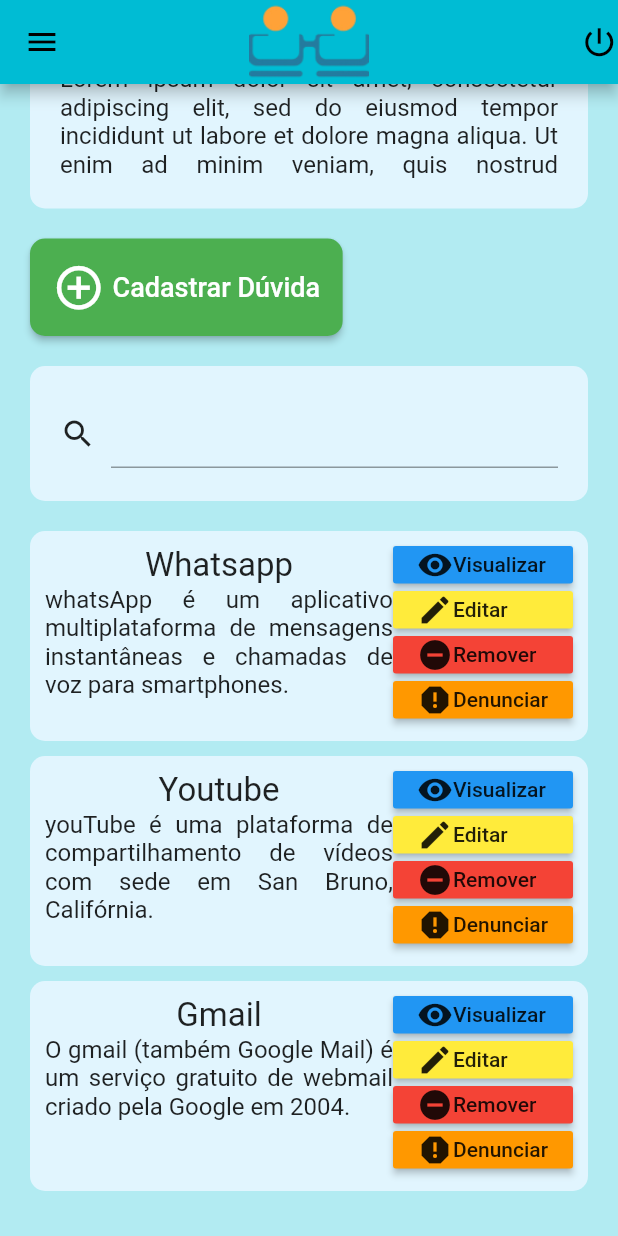
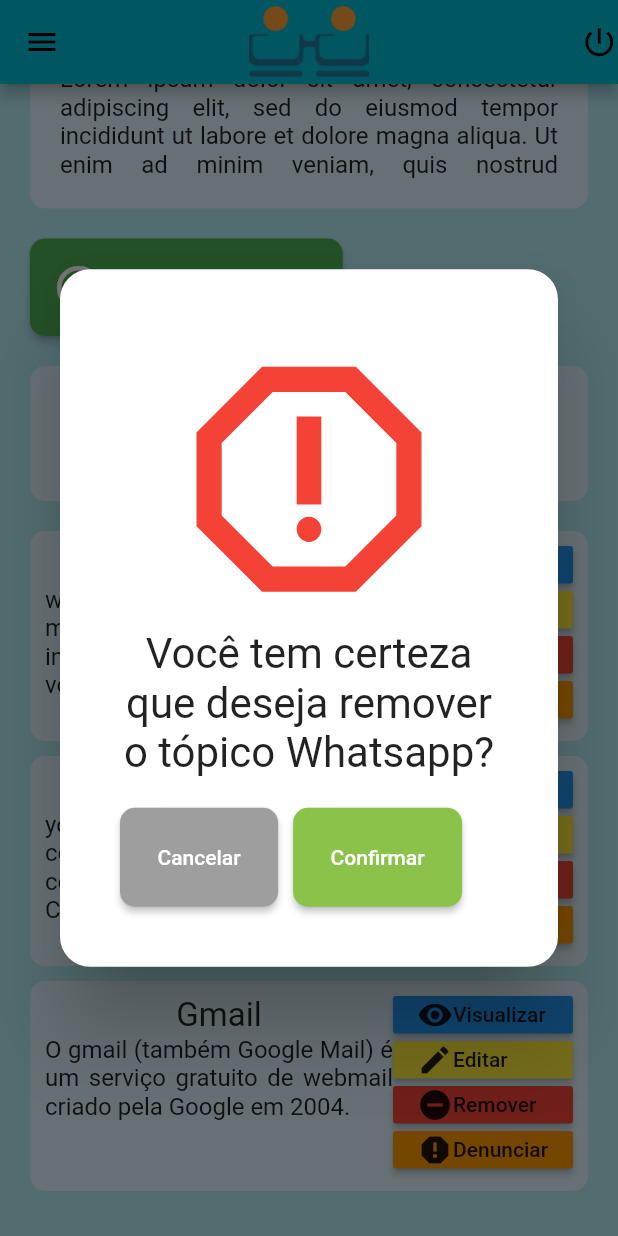
Before and after one commit to genarciso/projeto_forum_proeidi, a Flutter app: the DuvidaPage screen opened by its route, scrolled down 164 dp, after a tap on "Remover", on a phone screen of 412 x 824 dp. Run offline on Flutter 3.47's test engine with Material 2 defaults, Android fonts, the phone set to English and light mode, and no system bars.

Commit message:
criado remover pergunta

```diff
--- a/lib/ui/duvida/duvida.dart
+++ b/lib/ui/duvida/duvida.dart
@@ -7,6 +7,66 @@ import 'package:projeto_forum_proeidi/domain/duvida.dart';
 class DuvidaPage extends StatefulWidget {
   @override
   _DuvidaPageState createState() => _DuvidaPageState();
+}
+
+removerDuvida(context, duvida) {
+  showDialog(
+      context: context,
+      builder: (BuildContext context) {
+        return SimpleDialog(
+          contentPadding: EdgeInsets.all(40),
+          shape: RoundedRectangleBorder(
+            borderRadius: BorderRadius.circular(20),
+          ),
+          children: <Widget>[
+            Column(
+              children: [
+                Icon(
+                  Icons.report_gmailerrorred_outlined,
+                  color: Colors.red,
+                  size: 200,
+                ),
+                Text(
+                  'Você tem certeza que deseja remover o tópico ' +
+                      duvida.titulo +
+                      '?',
+                  style: TextStyle(
+                    fontSize: 28,
+                  ),
+                  textAlign: TextAlign.center,
+                ),
+                Container(
+                    margin: EdgeInsets.only(top: 20),
+                    child: Row(children: [
+                      MaterialButton(
+                        child: Text(
+                          'Cancelar',
+                          style: TextStyle(color: Colors.white),
+                        ),
+                        padding: EdgeInsets.all(25),
+                        color: Colors.grey,
+                        shape: RoundedRectangleBorder(
+                          borderRadius: BorderRadius.circular(10),
+                        ),
+                        onPressed: () => Navigator.pop,
+                      ),
+                      SizedBox(width: 10),
+                      MaterialButton(
+                        child: Text('Confirmar',
+                            style: TextStyle(color: Colors.white)),
+                        padding: EdgeInsets.all(25),
+                        color: Colors.lightGreen,
+                        shape: RoundedRectangleBorder(
+                          borderRadius: BorderRadius.circular(10),
+                        ),
+                        onPressed: () => Navigator.pop,
+                      )
+                    ]))
+              ],
+            )
+          ],
+        );
+      });
 }
 
 class _DuvidaPageState extends State<DuvidaPage> {
@@ -234,7 +294,8 @@ class _DuvidaPageState extends State<DuvidaPage> {
                                       borderRadius: BorderRadius.circular(25)),
                                   child: MaterialButton(
                                       color: Colors.red,
-                                      onPressed: () => {},
+                                      onPressed: () => removerDuvida(
+                                          context, duvidas[index]),
                                       child: Row(
                                         children: [
                                           Icon(Icons.remove_circle),
```
